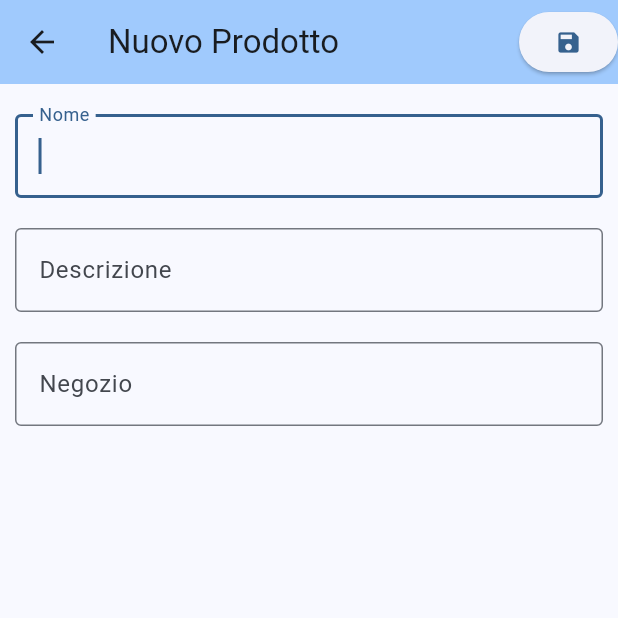
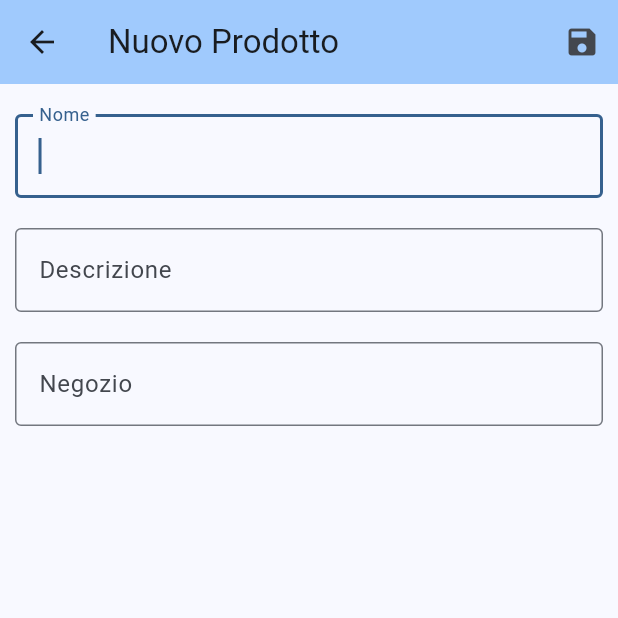
Before and after one commit to mfoschian/shopaholic-flutter, a Flutter app: the EditItemPage screen opened directly, on a phone screen of 412 x 824 dp, the top half of it. Run offline on Flutter 3.47's test engine with Material 3 defaults, Android fonts, the phone set to English and light mode, and no system bars; drawn by our look-alikes of flutter_typeahead; our stand-ins replace file_picker, flutter_slidable, gap, sqflite, sqflite_common_ffi; accounts and stored records are empty.

Commit message:
IconButtons in appbar

```diff
--- a/lib/pages/edit_item.dart
+++ b/lib/pages/edit_item.dart
@@ -39,12 +39,12 @@ class _EditItemPageState extends State<EditItemPage> {
         backgroundColor: Theme.of(context).colorScheme.inversePrimary,
         title: Text(widget.title ?? 'Modifica'),
         actions: [
-          ElevatedButton(onPressed: () {
+          IconButton(onPressed: () {
             _formKey.currentState?.save(); // Trigger onSave on form fields
             _product!.shopName = _controller.text;
             Navigator.pop(context, _product);
           },
-          child: const Icon(Icons.save)
+          icon: const Icon(Icons.save)
           )
         ],
       ),
--- a/lib/pages/home.dart
+++ b/lib/pages/home.dart
@@ -127,7 +127,7 @@ class _MyHomePageState extends State<MyHomePage> {
         backgroundColor: Theme.of(context).colorScheme.inversePrimary,
         title: Text(widget.title),
         actions: [
-          ElevatedButton(
+          IconButton(
             onPressed: () => {
               Navigator.push(
                 context,
@@ -136,7 +136,7 @@ class _MyHomePageState extends State<MyHomePage> {
                 )
               )
             },
-            child: const Icon(Icons.play_arrow)
+            icon: const Icon(Icons.play_arrow)
           )
         ],
       ),
```
Also changed, not shown: lib/pages/do_shopping.dart (+4 -4 lines).
